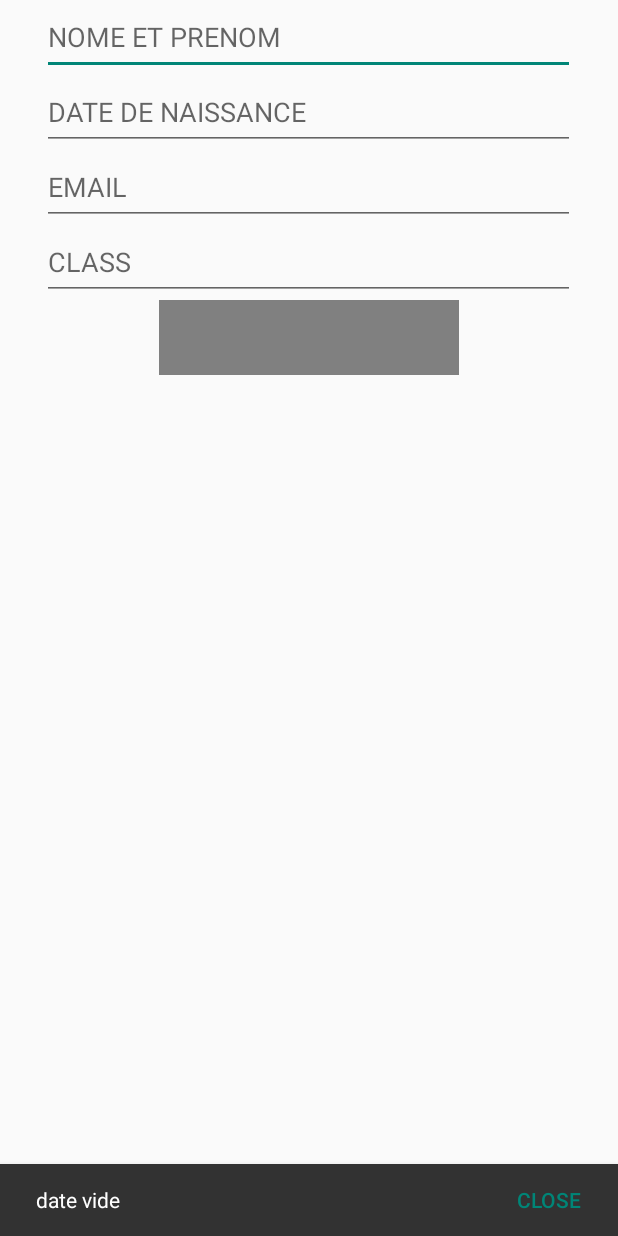
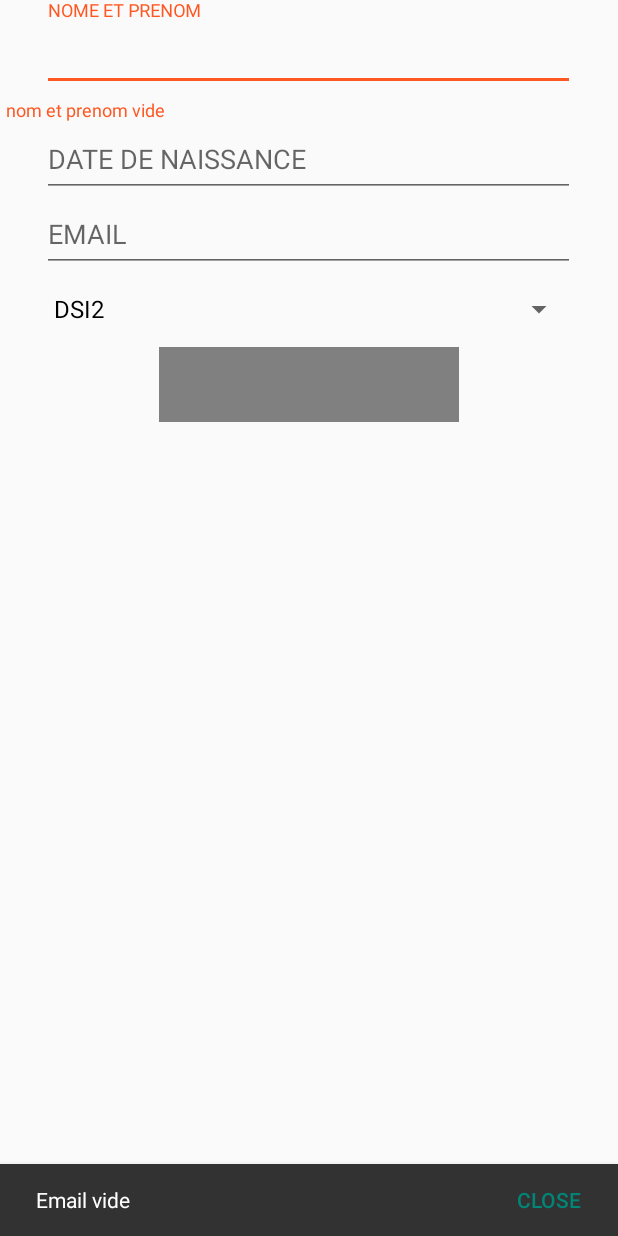
Before and after one commit to fedibenman/Travail_a_faire, an Android app built with Jetpack Compose: the screen it shows after launch (MainActivity), after a tap on an icon or button, on a phone screen of 412 x 824 dp. Run offline under Robolectric (Android 15) with nearby library versions, the phone set to English and light mode, and no system bars.

Commit message:
adding spinner and input layout and datepicker

```diff
--- a/app/build.gradle.kts
+++ b/app/build.gradle.kts
@@ -50,6 +50,7 @@ android {
 }
 
 dependencies {
+    implementation ("com.google.android.material:material:1.10.0")
 
     implementation("androidx.core:core-ktx:1.9.0")
     implementation("androidx.lifecycle:lifecycle-runtime-ktx:2.6.2")
--- a/app/src/main/java/com/example/travail_a_faire/MainActivity.kt
+++ b/app/src/main/java/com/example/travail_a_faire/MainActivity.kt
@@ -1,10 +1,13 @@
 package com.example.travail_a_faire
 
 import android.app.AlertDialog
+import android.app.DatePickerDialog
 import android.content.Intent
 import android.os.Bundle
 import android.view.View
+import android.widget.AdapterView
 import android.widget.ArrayAdapter
+import android.widget.CalendarView
 import android.widget.EditText
 import android.widget.LinearLayout
 import android.widget.Spinner
@@ -12,33 +15,50 @@ import android.widget.TextView
 import android.widget.Toast
 import androidx.activity.ComponentActivity
 import com.google.android.material.snackbar.Snackbar
+import com.google.android.material.textfield.TextInputLayout
+import java.util.Calendar
 
 
-class MainActivity : ComponentActivity() {
+class MainActivity : ComponentActivity() ,AdapterView.OnItemSelectedListener {
     lateinit var nom :EditText
     lateinit var email: EditText
     lateinit var clas: EditText
     lateinit var  date_naissance:EditText
     lateinit var  btn : TextView
-    lateinit var classe:EditText
+    lateinit var classe:Spinner
     lateinit var mylayout:LinearLayout
+    lateinit var dateString: String
+    private val dateNaissance = Calendar.getInstance()
+    lateinit var inputLayouNom:TextInputLayout
     override fun onCreate(savedInstanceState: Bundle?) {
         super.onCreate(savedInstanceState)
         setContentView(R.layout.activity_main)
         nom = findViewById(R.id.nom)
         email=findViewById(R.id.email)
-        date_naissance =findViewById(R.id.date)
+        date_naissance =findViewById(R.id.date_naissance)
         btn = findViewById(R.id.btn)
         classe = findViewById(R.id.classe);
         mylayout = findViewById(R.id.mylayout)
+        inputLayouNom = findViewById(R.id.input_layout_nom)
+
+
+
+        var arrayAdapter=ArrayAdapter.createFromResource(
+            this,
+            R.array.classe,
+            android.R.layout.simple_spinner_dropdown_item) //use R.layout.customspinner for customising
+        classe.adapter = arrayAdapter
+        classe.onItemSelectedListener=this
+        date_naissance.setOnClickListener {
+            showDatePickerDialog()
+        }
 
     btn.setOnClickListener {
         val nomePrenom: String = nom.getText().toString()
-        val dateNaissance:String = date_naissance.getText().toString()
         val Email: String = email.getText().toString()
-        val className: String = classe.getText().toString()
+        val className: String = classe.selectedItem.toString()
      if (nomePrenom.isBlank()){
-         Toast.makeText(this,"nom et prenom vide" ,Toast.LENGTH_LONG).show() ;
+         inputLayouNom.error = "nom et prenom vide" ;
      }
         if (Email.isBlank()){
             val mySnackbar = Snackbar.make(mylayout, "Email vide", Snackbar.LENGTH_INDEFINITE)
@@ -46,16 +66,11 @@ class MainActivity : ComponentActivity() {
                 mySnackbar.dismiss()
             }
             mySnackbar.show()  }
-        if(dateNaissance.isBlank()){
-            val mySnackbar = Snackbar.make(mylayout, "date vide", Snackbar.LENGTH_INDEFINITE)
-            mySnackbar.setAction("Close") {
-                mySnackbar.dismiss()
-            }
-            mySnackbar.show()}
+
         if (className.isBlank()){
             Toast.makeText(this,"nom et prenom vide" ,Toast.LENGTH_LONG).show() ;
         }
-else if(nomePrenom.isNotBlank() && Email.isNotBlank() && className.isNotBlank() && dateNaissance.isNotBlank()) {
+else if(nomePrenom.isNotBlank() && Email.isNotBlank() && className.isNotBlank()) {
     val intent = Intent(this, DisplayInfoActivity::class.java)
     intent.putExtra("NOME_ET_PRENOM", nomePrenom)
     intent.putExtra("EMAIL", Email)
@@ -73,7 +88,37 @@ else if(nomePrenom.isNotBlank() && Email.isNotBlank() && className.isNotBlank()
 
 }
     }
+
     }
 
 
+    override fun onItemSelected(parent: AdapterView<*>?, view: View?, position: Int, id: Long) {
+
+    }
+
+    override fun onNothingSelected(parent: AdapterView<*>?) {
+
+    }
+
+
+    private fun showDatePickerDialog() {
+        val year = dateNaissance.get(Calendar.YEAR)
+        val month = dateNaissance.get(Calendar.MONTH)
+        val day = dateNaissance.get(Calendar.DAY_OF_MONTH)
+
+
+        val datePickerDialog = DatePickerDialog(
+            this,
+            DatePickerDialog.OnDateSetListener { _,year,month, day ->
+
+                 dateString= "$year-$month-$day"
+
+            },
+            year,
+            month,
+            day
+        )
+
+        datePickerDialog.show()
+    }
 }
--- a/app/src/main/res/layout/activity_main.xml
+++ b/app/src/main/res/layout/activity_main.xml
@@ -7,20 +7,26 @@
     android:layout_height="match_parent"
     tools:context=".MainActivity"
     android:id="@+id/mylayout">
-
+    <com.google.android.material.textfield.TextInputLayout
+        android:id="@+id/input_layout_nom"
+        android:layout_width="match_parent"
+        android:layout_height="wrap_content">
     <EditText
         android:id="@+id/nom"
         android:layout_width="355dp"
         android:layout_height="50dp"
         android:layout_gravity="center"
         android:hint="NOME ET PRENOM" />
-
+    </com.google.android.material.textfield.TextInputLayout>
     <EditText
-        android:id="@+id/date"
+        android:id="@+id/date_naissance"
         android:layout_width="355dp"
         android:layout_height="50dp"
         android:layout_gravity="center"
-        android:hint="DATE DE NAISSANCE" />
+        android:hint="DATE DE NAISSANCE"
+        android:focusable="false"
+        android:clickable="true" />
+
 
     <EditText
         android:id="@+id/email"
@@ -30,13 +36,15 @@
         android:layout_gravity="center"
         android:hint="EMAIL" />
 
-    <EditText
+    <Spinner
         android:id="@+id/classe"
         android:layout_width="355dp"
         android:layout_height="50dp"
         android:layout_below="@+id/editTextEmail"
         android:layout_gravity="center"
         android:hint="CLASS" />
+
+
 
     <TextView
         android:icon="@drawable/baseline_person_add_24"
```
Also changed, not shown: app/src/main/res/layout/customer_spinner.xml (added, +9 -0 lines).
